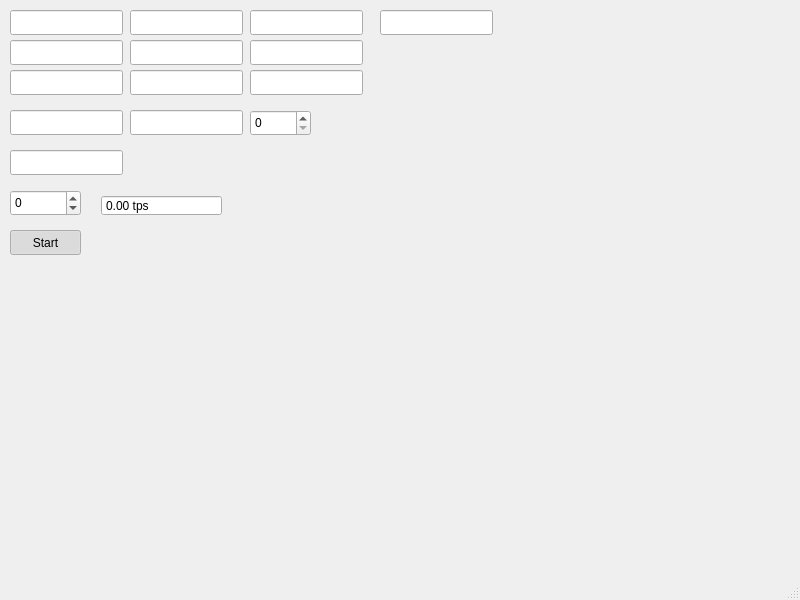
Qt form src/visuals/mainwindow.ui (mipt-mmp/kinetic-theory-of-gases) before a commit.
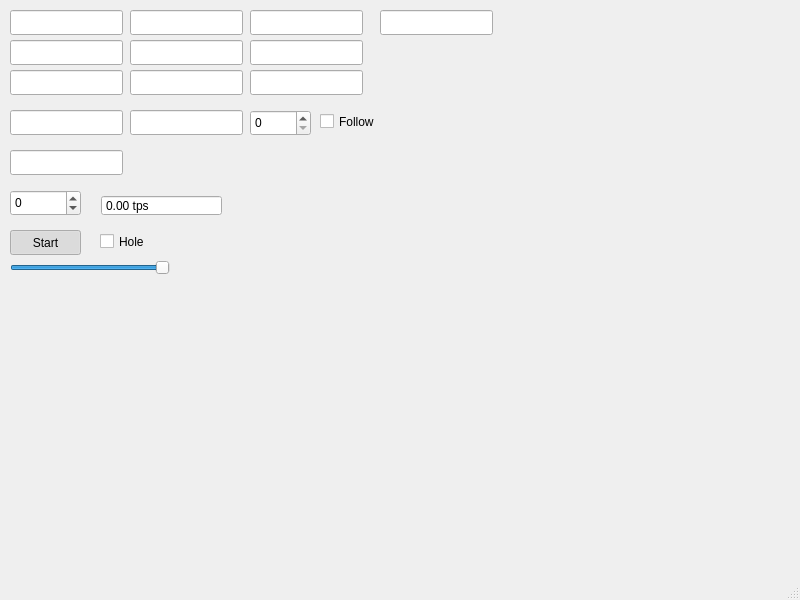
The same form after that commit.

Diff of the .ui file:
```diff
--- a/src/visuals/mainwindow.ui
+++ b/src/visuals/mainwindow.ui
@@ -256,6 +256,57 @@
      <double>999999.989999999990687</double>
     </property>
    </widget>
+   <widget class="QSlider" name="volumeSlider">
+    <property name="geometry">
+     <rect>
+      <x>10</x>
+      <y>260</y>
+      <width>160</width>
+      <height>16</height>
+     </rect>
+    </property>
+    <property name="minimum">
+     <number>1</number>
+    </property>
+    <property name="maximum">
+     <number>10000</number>
+    </property>
+    <property name="value">
+     <number>10000</number>
+    </property>
+    <property name="orientation">
+     <enum>Qt::Horizontal</enum>
+    </property>
+   </widget>
+   <widget class="QCheckBox" name="holeBox">
+    <property name="geometry">
+     <rect>
+      <x>100</x>
+      <y>230</y>
+      <width>61</width>
+      <height>23</height>
+     </rect>
+    </property>
+    <property name="toolTipDuration">
+     <number>-7</number>
+    </property>
+    <property name="text">
+     <string>Hole</string>
+    </property>
+   </widget>
+   <widget class="QCheckBox" name="followBox">
+    <property name="geometry">
+     <rect>
+      <x>320</x>
+      <y>110</y>
+      <width>61</width>
+      <height>23</height>
+     </rect>
+    </property>
+    <property name="text">
+     <string>Follow</string>
+    </property>
+   </widget>
   </widget>
   <widget class="QMenuBar" name="menubar">
    <property name="geometry">
```
